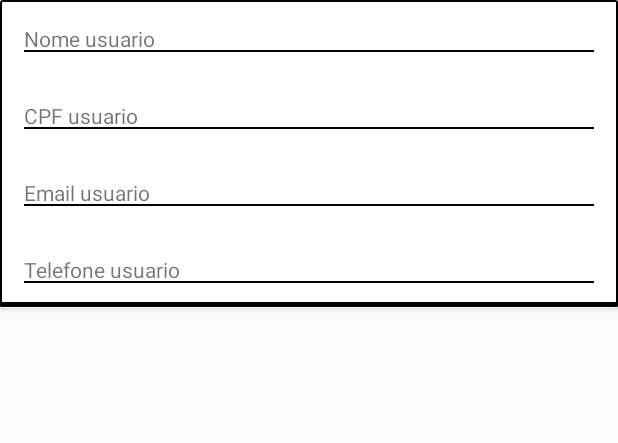
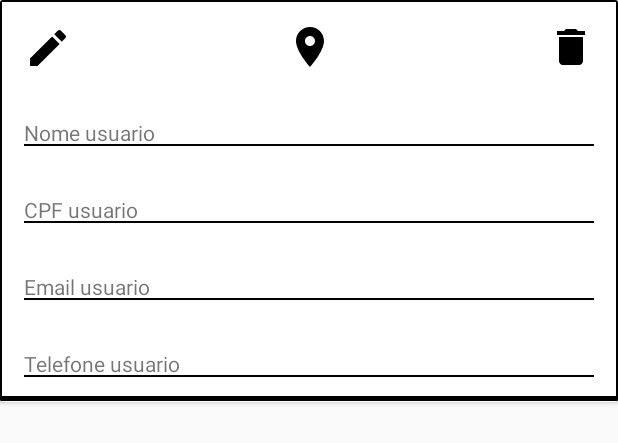
Before and after one commit to LucioDarcon/CRUD_SQLITE, an Android app: the layout recycler_customer.xml on its own in the app's theme, with its tools: preview values and no code run, on a phone screen of 412 x 824 dp. Shown: the top 443 px of the screen. Run offline under Robolectric (Android 15) with nearby library versions, the phone set to English and light mode, and no system bars.

Commit message:
edit recycler customer layout adding edit, location and delete customer

```diff
--- /dev/null
+++ b/app/src/main/res/drawable/ic_location_on_black_24dp.xml
@@ -0,0 +1,9 @@
+<vector xmlns:android="http://schemas.android.com/apk/res/android"
+        android:width="24dp"
+        android:height="24dp"
+        android:viewportWidth="24.0"
+        android:viewportHeight="24.0">
+    <path
+        android:fillColor="#FF000000"
+        android:pathData="M12,2C8.13,2 5,5.13 5,9c0,5.25 7,13 7,13s7,-7.75 7,-13c0,-3.87 -3.13,-7 -7,-7zM12,11.5c-1.38,0 -2.5,-1.12 -2.5,-2.5s1.12,-2.5 2.5,-2.5 2.5,1.12 2.5,2.5 -1.12,2.5 -2.5,2.5z"/>
+</vector>
--- a/app/src/main/res/layout/recycler_customer.xml
+++ b/app/src/main/res/layout/recycler_customer.xml
@@ -7,6 +7,7 @@
 
 
     <RelativeLayout
+        android:id="@+id/recyclerViewAllCustomer"
         android:layout_width="match_parent"
         android:background="@drawable/border"
         android:layout_height="wrap_content">
@@ -18,13 +19,40 @@
             android:layout_height="wrap_content"
             >
 
+            <ImageView
+                android:id="@+id/imgEditCustomer"
+                android:layout_width="32dp"
+                android:layout_height="32dp"
+                android:src="@drawable/ic_edit_black_24dp"
+                android:layout_margin="16dp"
+                android:layout_alignParentLeft="true"
+                android:layout_alignParentStart="true" />
+
+            <ImageView
+                android:id="@+id/imgAddressCustomer"
+                android:layout_width="32dp"
+                android:layout_height="32dp"
+                android:layout_toLeftOf="@+id/imgDeleteCustomer"
+                android:src="@drawable/ic_location_on_black_24dp"
+                android:layout_toRightOf="@+id/imgEditCustomer"
+                android:layout_margin="15dp" />
+
+            <ImageView
+                android:id="@+id/imgDeleteCustomer"
+                android:layout_width="32dp"
+                android:layout_height="32dp"
+                android:layout_alignParentRight="true"
+                android:src="@drawable/ic_delete_black_24dp"
+                android:layout_margin="15dp" />
 
             <androidx.appcompat.widget.AppCompatTextView
                 android:id="@+id/itemCustomerName"
                 android:layout_width="match_parent"
                 android:layout_height="wrap_content"
+                android:layout_below="@+id/imgAddressCustomer"
                 android:layout_gravity="right"
                 android:layout_margin="16dp"
+                android:layout_marginTop="-32dp"
                 android:background="@drawable/border_bottom"
                 android:gravity="center|left"
                 android:text="@string/nome_usuario" />
```
